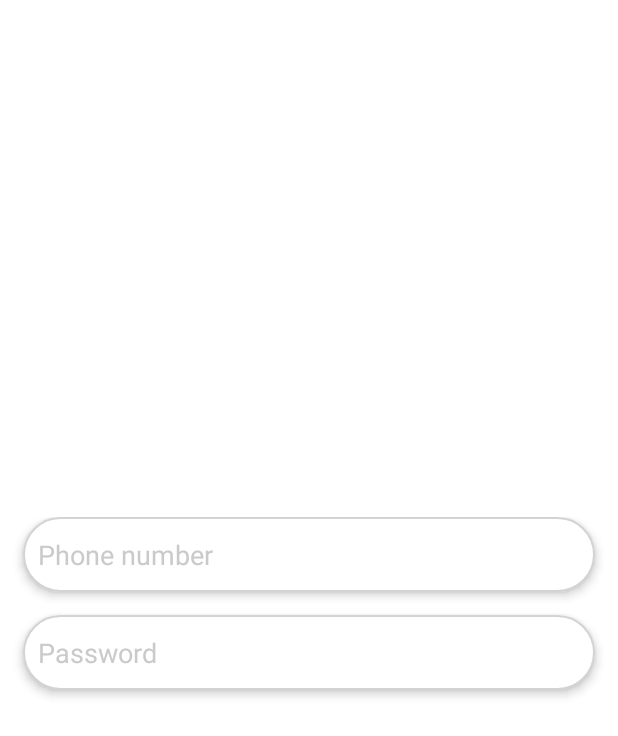
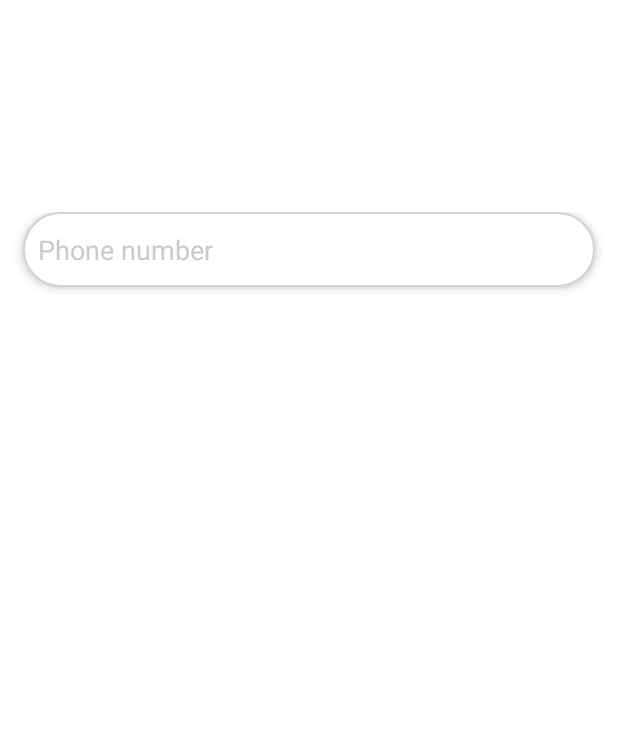
Before and after one commit to chadyayoub/bus-app, an Android app: the layout fragment_login.xml on its own in the app's theme, with its tools: preview values and no code run, on a phone screen of 412 x 824 dp. Shown: the top 736 px of the screen. Run offline under Robolectric (Android 15) with nearby library versions, the phone set to English and light mode, and no system bars.

Commit message:
Feat:added number verification with code message

```diff
--- a/app/src/main/java/com/prohacker/busapp/activities/HomeActivity.java
+++ b/app/src/main/java/com/prohacker/busapp/activities/HomeActivity.java
@@ -41,6 +41,7 @@ import android.widget.TextView;
 import android.widget.Toast;
 
 import com.prohacker.busapp.R;
+import com.prohacker.busapp.services.CodeGenerator;
 import com.prohacker.busapp.services.SoundPlayer;
 
 import java.io.IOException;
@@ -113,7 +114,7 @@ public class HomeActivity extends AppCompatActivity implements LocationListenerC
         bluetoothButton = findViewById(R.id.button_bluetooth);
         gpsButton = findViewById(R.id.button_gps);
         bluetoothAdapter = BluetoothAdapter.getDefaultAdapter();
-        //TODO replace listview with recycler view
+        //TODO remove useless list
         listView = findViewById(R.id.list_view);
         bluetoothButton.setOnClickListener(new View.OnClickListener() {
             @Override
@@ -124,10 +125,9 @@ public class HomeActivity extends AppCompatActivity implements LocationListenerC
         gpsButton.setOnClickListener(new View.OnClickListener() {
             @Override
             public void onClick(View view) {
-                playSound("w");
+
             }
         });
-        checkBluetooth();
     }
 
     @RequiresApi(api = Build.VERSION_CODES.M)
--- a/app/src/main/java/com/prohacker/busapp/fragments/ViewPagerLoginFragment.java
+++ b/app/src/main/java/com/prohacker/busapp/fragments/ViewPagerLoginFragment.java
@@ -45,12 +45,12 @@ public class ViewPagerLoginFragment extends Fragment {
     @Override
     public void onViewCreated(@NonNull @NotNull View view, @Nullable @org.jetbrains.annotations.Nullable Bundle savedInstanceState) {
         tabLayout.setTabGravity(TabLayout.GRAVITY_FILL);
-        LoginAdapter loginAdapter = new LoginAdapter(getActivity(), getContext());
+        LoginAdapter loginAdapter = new LoginAdapter(getActivity());
         viewPager.setAdapter(loginAdapter);
 
 
         new TabLayoutMediator(tabLayout, viewPager,
-                (tab, position) -> tab.setText(position == 0 ? "Login":"Sign Up")
+                (tab, position) -> tab.setText("Add contact number")
         ).attach();
     }
 }
--- a/app/src/main/res/layout/fragment_login.xml
+++ b/app/src/main/res/layout/fragment_login.xml
@@ -4,13 +4,32 @@
     android:layout_width="match_parent"
     android:layout_height="match_parent"
     xmlns:app="http://schemas.android.com/apk/res-auto"
-    tools:context=".fragments.LoginFragment">
+    tools:context=".fragments.AddPhoneFragment">
     <LinearLayout
         android:layout_width="match_parent"
-        android:layout_height="wrap_content"
+        android:layout_height="match_parent"
         android:orientation="vertical"
-        android:layout_gravity="center">
-    <EditText
+        android:gravity="center">
+        <TextView
+            android:layout_width="wrap_content"
+            android:layout_height="wrap_content"
+            android:text="note: emergency contact number not blind guy number"
+            android:layout_marginHorizontal="15dp"
+            android:textSize="12sp"
+            android:textColor="@color/white"
+            android:layout_marginBottom="10dp"
+            android:textAlignment="center"
+            android:layout_weight="0.1"
+            >
+
+        </TextView>
+        <LinearLayout
+            android:layout_width="match_parent"
+            android:layout_weight="0.6"
+            android:layout_height="wrap_content"
+            android:paddingTop="10dp">
+        <EditText
+            android:layout_weight="0.1"
         android:id="@+id/phone_number_editText"
         android:layout_width="match_parent"
         android:layout_height="50dp"
@@ -25,32 +44,10 @@
         app:layout_constraintEnd_toEndOf="parent"
         app:layout_constraintStart_toStartOf="parent"
         app:layout_constraintTop_toTopOf="parent" />
+    </LinearLayout>
+
+</LinearLayout>
 
 
-    <EditText
-        android:id="@+id/password_editText"
-        android:layout_width="match_parent"
-        android:layout_height="50dp"
-        android:layout_marginHorizontal="15dp"
-        android:layout_marginTop="15dp"
-        android:background="@drawable/input_background"
-        android:textColor="@color/black"
-        android:elevation="4dp"
-        android:hint="Password"
-        android:inputType="textPassword"
-        android:textColorHint="@color/grey"
-        android:padding="10dp"
-        app:layout_constraintEnd_toEndOf="parent"
-        app:layout_constraintStart_toStartOf="parent"
-        app:layout_constraintTop_toBottomOf="@+id/last_name_editText" />
 
-    <TextView
-        android:id="@+id/forgot_password_button"
-        android:layout_width="wrap_content"
-        android:layout_height="wrap_content"
-        android:text="@string/forgot_password"
-        android:layout_gravity="end"
-        android:layout_marginHorizontal="15dp"
-        android:textColor="@color/white" />
-        </LinearLayout>
 </FrameLayout>
--- a/app/src/main/res/layout/fragment_login_viewpager.xml
+++ b/app/src/main/res/layout/fragment_login_viewpager.xml
@@ -4,7 +4,7 @@
     android:layout_width="match_parent"
     android:layout_height="match_parent"
     xmlns:app="http://schemas.android.com/apk/res-auto"
-    tools:context=".fragments.LoginFragment">
+    tools:context=".fragments.AddPhoneFragment">
     <androidx.constraintlayout.widget.ConstraintLayout
         android:layout_width="match_parent"
         android:layout_height="match_parent"
--- a/app/src/main/res/layout/fragment_signup.xml
+++ b/app/src/main/res/layout/fragment_signup.xml
@@ -4,7 +4,7 @@
     android:layout_width="match_parent"
     android:layout_height="match_parent"
     xmlns:app="http://schemas.android.com/apk/res-auto"
-    tools:context=".fragments.LoginFragment">
+    tools:context=".fragments.AddPhoneFragment">
     <LinearLayout
         android:layout_width="match_parent"
         android:layout_height="wrap_content"
--- a/app/src/main/res/layout/fragment_sms_verification.xml
+++ b/app/src/main/res/layout/fragment_sms_verification.xml
@@ -4,7 +4,7 @@
     android:layout_width="match_parent"
     android:layout_height="match_parent"
     xmlns:app="http://schemas.android.com/apk/res-auto"
-    tools:context=".fragments.LoginFragment">
+    tools:context=".fragments.AddPhoneFragment">
     <LinearLayout
         android:id="@+id/verification_layout"
         android:layout_width="match_parent"
```
Also changed, not shown: app/src/main/java/com/prohacker/busapp/activities/Login.java (+66 -19 lines), app/src/main/java/com/prohacker/busapp/activities/SplashScreen.java (+1 -18 lines), app/src/main/java/com/prohacker/busapp/adapters/LoginAdapter.java (+5 -13 lines), app/src/main/java/com/prohacker/busapp/fragments/AddPhoneFragment.java (added, +84 -0 lines), app/src/main/java/com/prohacker/busapp/fragments/LoginFragment.java (deleted, +0 -64 lines), app/src/main/java/com/prohacker/busapp/services/CodeGenerator.java (added, +17 -0 lines), app/src/main/java/com/prohacker/busapp/services/FirebaseAuthentication.java (deleted, +0 -126 lines).
